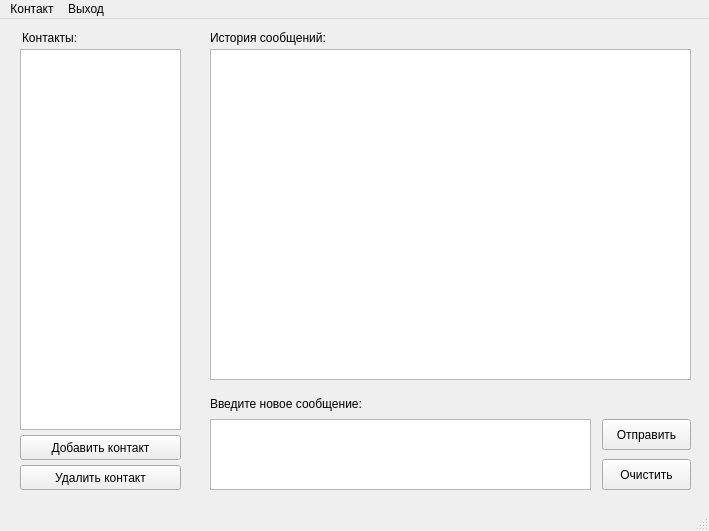
Above: client/client.ui from AliyaKa/client-server1 before the change. Below: the same form after it.
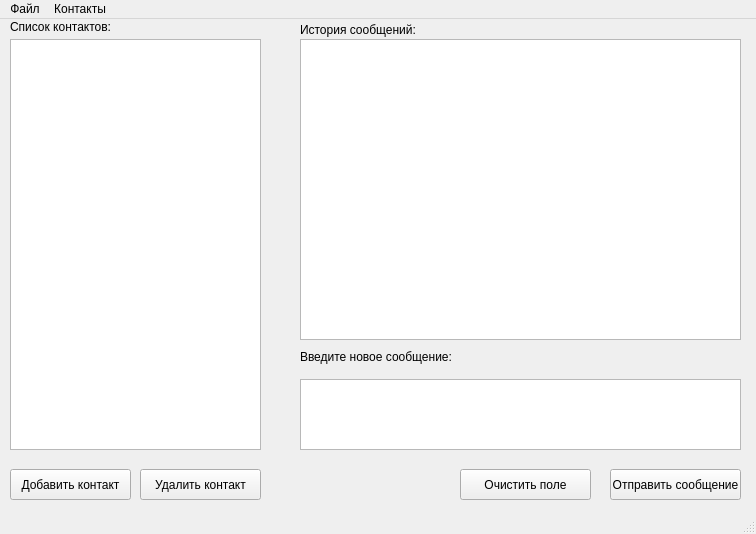
That is the form after the change.

```diff
--- a/client/client.ui
+++ b/client/client.ui
@@ -6,21 +6,40 @@
    <rect>
     <x>0</x>
     <y>0</y>
-    <width>709</width>
-    <height>531</height>
+    <width>756</width>
+    <height>534</height>
    </rect>
   </property>
+  <property name="minimumSize">
+   <size>
+    <width>756</width>
+    <height>534</height>
+   </size>
+  </property>
   <property name="windowTitle">
    <string>Мессенджер</string>
   </property>
   <widget class="QWidget" name="centralwidget">
+   <widget class="QLabel" name="label_contacts">
+    <property name="geometry">
+     <rect>
+      <x>10</x>
+      <y>0</y>
+      <width>101</width>
+      <height>16</height>
+     </rect>
+    </property>
+    <property name="text">
+     <string>Список контактов:</string>
+    </property>
+   </widget>
    <widget class="QPushButton" name="btn_add_contact">
     <property name="geometry">
      <rect>
-      <x>20</x>
-      <y>416</y>
-      <width>161</width>
-      <height>25</height>
+      <x>10</x>
+      <y>450</y>
+      <width>121</width>
+      <height>31</height>
      </rect>
     </property>
     <property name="text">
@@ -30,135 +49,123 @@
    <widget class="QPushButton" name="btn_remove_contact">
     <property name="geometry">
      <rect>
-      <x>20</x>
-      <y>446</y>
-      <width>161</width>
-      <height>25</height>
+      <x>140</x>
+      <y>450</y>
+      <width>121</width>
+      <height>31</height>
      </rect>
     </property>
     <property name="text">
      <string>Удалить контакт</string>
     </property>
    </widget>
-   <widget class="QListView" name="list_contacts">
+   <widget class="QLabel" name="label_history">
     <property name="geometry">
      <rect>
-      <x>20</x>
-      <y>30</y>
-      <width>161</width>
-      <height>381</height>
+      <x>300</x>
+      <y>0</y>
+      <width>391</width>
+      <height>21</height>
      </rect>
     </property>
+    <property name="text">
+     <string>История сообщений:</string>
+    </property>
    </widget>
    <widget class="QTextEdit" name="text_message">
     <property name="geometry">
      <rect>
-      <x>210</x>
-      <y>400</y>
-      <width>381</width>
+      <x>300</x>
+      <y>360</y>
+      <width>441</width>
       <height>71</height>
      </rect>
     </property>
    </widget>
-   <widget class="QPushButton" name="btn_send">
+   <widget class="QLabel" name="label_new_message">
     <property name="geometry">
      <rect>
-      <x>602</x>
-      <y>400</y>
-      <width>89</width>
-      <height>31</height>
-     </rect>
-    </property>
-    <property name="text">
-     <string>Отправить</string>
-    </property>
-   </widget>
-   <widget class="QPushButton" name="btn_clr">
-    <property name="geometry">
-     <rect>
-      <x>602</x>
-      <y>440</y>
-      <width>89</width>
-      <height>31</height>
-     </rect>
-    </property>
-    <property name="text">
-     <string>Очистить</string>
-    </property>
-   </widget>
-   <widget class="QListView" name="list_messages">
-    <property name="geometry">
-     <rect>
-      <x>210</x>
-      <y>30</y>
-      <width>481</width>
-      <height>331</height>
-     </rect>
-    </property>
-   </widget>
-   <widget class="QLabel" name="label">
-    <property name="geometry">
-     <rect>
-      <x>22</x>
-      <y>10</y>
-      <width>90</width>
-      <height>17</height>
-     </rect>
-    </property>
-    <property name="text">
-     <string>Контакты:</string>
-    </property>
-   </widget>
-   <widget class="QLabel" name="label_2">
-    <property name="geometry">
-     <rect>
-      <x>210</x>
-      <y>10</y>
-      <width>220</width>
-      <height>17</height>
-     </rect>
-    </property>
-    <property name="text">
-     <string>История сообщений:</string>
-    </property>
-   </widget>
-   <widget class="QLabel" name="label_3">
-    <property name="geometry">
-     <rect>
-      <x>210</x>
-      <y>375</y>
-      <width>220</width>
-      <height>20</height>
+      <x>300</x>
+      <y>330</y>
+      <width>171</width>
+      <height>16</height>
      </rect>
     </property>
     <property name="text">
      <string>Введите новое сообщение:</string>
     </property>
    </widget>
+   <widget class="QListView" name="list_contacts">
+    <property name="geometry">
+     <rect>
+      <x>10</x>
+      <y>20</y>
+      <width>251</width>
+      <height>411</height>
+     </rect>
+    </property>
+   </widget>
+   <widget class="QListView" name="list_messages">
+    <property name="geometry">
+     <rect>
+      <x>300</x>
+      <y>20</y>
+      <width>441</width>
+      <height>301</height>
+     </rect>
+    </property>
+   </widget>
+   <widget class="QPushButton" name="btn_send">
+    <property name="geometry">
+     <rect>
+      <x>610</x>
+      <y>450</y>
+      <width>131</width>
+      <height>31</height>
+     </rect>
+    </property>
+    <property name="text">
+     <string>Отправить сообщение</string>
+    </property>
+   </widget>
+   <widget class="QPushButton" name="btn_clear">
+    <property name="geometry">
+     <rect>
+      <x>460</x>
+      <y>450</y>
+      <width>131</width>
+      <height>31</height>
+     </rect>
+    </property>
+    <property name="text">
+     <string>Очистить поле</string>
+    </property>
+   </widget>
   </widget>
   <widget class="QMenuBar" name="menubar">
    <property name="geometry">
     <rect>
      <x>0</x>
      <y>0</y>
-     <width>709</width>
-     <height>22</height>
+     <width>756</width>
+     <height>21</height>
     </rect>
    </property>
+   <widget class="QMenu" name="menu">
+    <property name="title">
+     <string>Файл</string>
+    </property>
+    <addaction name="menu_exit"/>
+   </widget>
    <widget class="QMenu" name="menu_2">
     <property name="title">
-     <string>Контакт</string>
+     <string>Контакты</string>
     </property>
     <addaction name="menu_add_contact"/>
     <addaction name="menu_remove_contact"/>
    </widget>
-   <widget class="QMenu" name="menu_exit">
-    <property name="title">
-     <string>Выход</string>
-    </property>
-   </widget>
+   <addaction name="menu"/>
    <addaction name="menu_2"/>
-   <addaction name="menu_exit"/>
   </widget>
   <widget class="QStatusBar" name="statusbar"/>
   <action name="menu_add_contact">
```
Left out of the diff: 42 changed lines with no effect on the pictures.
